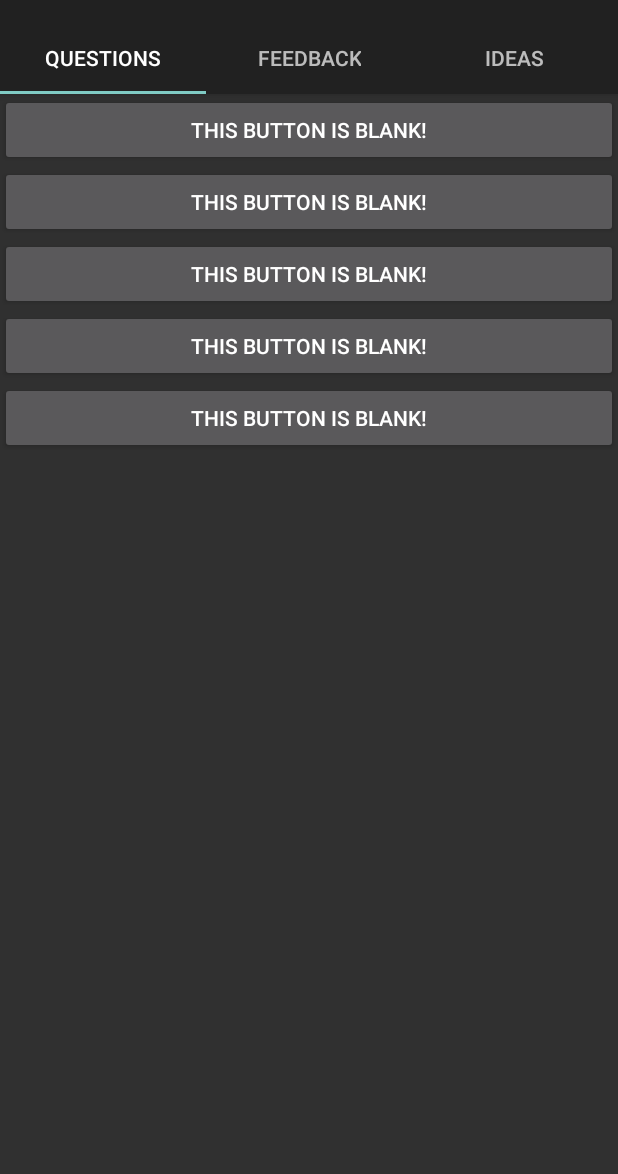
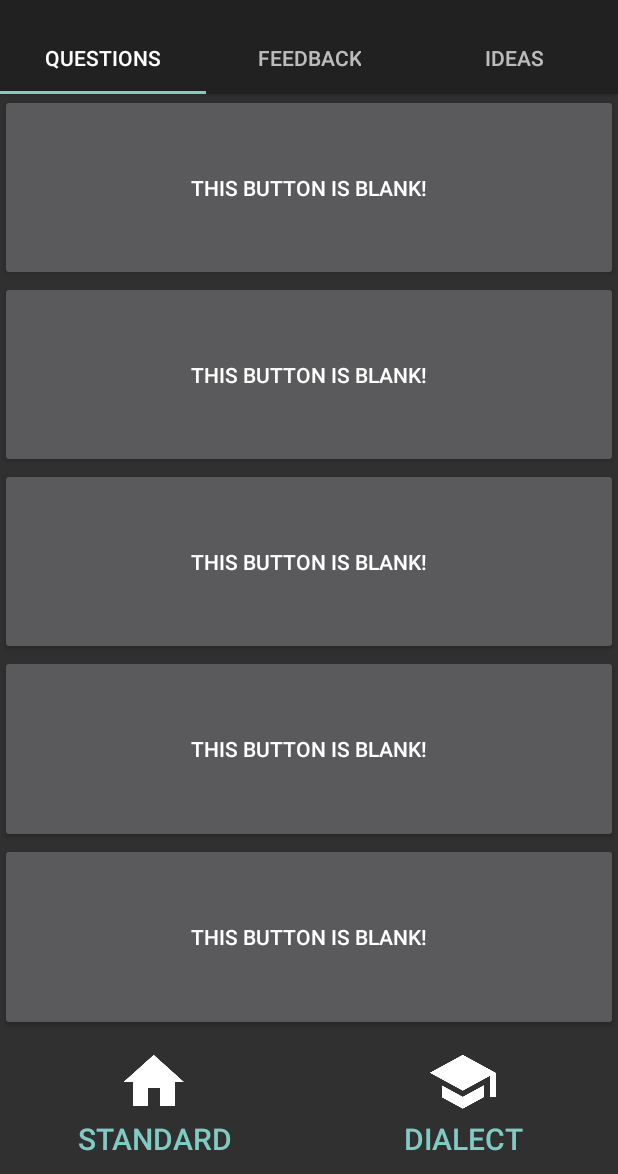
Before and after one commit to andrew-w-sherman/chicowoz, an Android app: the screen it shows after launch (ChiCoWoZ), on a phone screen of 412 x 824 dp, the part 62-1236 px from its top. Run offline under Robolectric (Android 15) with nearby library versions, the phone set to English and light mode, and no system bars; libraries missing offline, so code that uses them is left out: junit.framework.

Commit message:
Layout for random categorical complete, non-functional

```diff
--- a/Rtog/app/src/main/java/com/andrewsh/rtog/CategoryFragment.java
+++ b/Rtog/app/src/main/java/com/andrewsh/rtog/CategoryFragment.java
@@ -20,7 +20,7 @@ public class CategoryFragment extends Fragment {
         LinearLayout linearRoot = (LinearLayout) root;
         LinearLayout.LayoutParams params = new LinearLayout.LayoutParams(
                 ViewGroup.LayoutParams.MATCH_PARENT,
-                ViewGroup.LayoutParams.WRAP_CONTENT);
+                0, 1f);
         String textDef = "THIS BUTTON IS BLANK!";
         for (int i = 0; i < ChiCoWoZ.BUTTONS_PER_PAGE; i++) {
             buttons[i] = new Button(getActivity());
--- a/Rtog/app/src/main/res/layout/activity_chicowoz.xml
+++ b/Rtog/app/src/main/res/layout/activity_chicowoz.xml
@@ -1,4 +1,4 @@
-<android.support.design.widget.CoordinatorLayout
+<RelativeLayout
     xmlns:tools="http://schemas.android.com/tools"
     xmlns:android="http://schemas.android.com/apk/res/android"
     xmlns:app="http://schemas.android.com/apk/res-auto"
@@ -23,9 +23,41 @@
             android:layout_width="match_parent"
             android:layout_height="wrap_content" />
     </android.support.design.widget.AppBarLayout>
-    <android.support.v4.view.ViewPager
-        android:id="@+id/pager"
+    <RelativeLayout
+        android:layout_below="@+id/appbar"
         android:layout_width="match_parent"
         android:layout_height="match_parent"
-        app:layout_behavior="@string/appbar_scrolling_view_behavior" />
-</android.support.design.widget.CoordinatorLayout>
+        app:layout_behavior="@string/appbar_scrolling_view_behavior">
+        <android.support.v4.view.ViewPager
+            android:id="@+id/pager"
+            android:layout_above="@+id/dialect_bar"
+            android:layout_width="match_parent"
+            android:layout_height="match_parent"/>
+        <LinearLayout
+            android:id="@+id/dialect_bar"
+            android:layout_alignParentBottom="true"
+            style="?android:attr/buttonBarStyle"
+            android:orientation="horizontal"
+            android:layout_width="match_parent"
+            android:layout_height="wrap_content">
+            <Button
+                android:id="@+id/standard_button"
+                android:text="@string/standard_text"
+                android:textSize="20sp"
+                android:drawableTop="@drawable/ic_home_white_48dp"
+                style="?android:attr/buttonBarButtonStyle"
+                android:layout_width="0dp"
+                android:layout_weight="1"
+                android:layout_height="match_parent" />
+            <Button
+                android:id="@+id/dialect_button"
+                android:text="@string/dialect_text"
+                android:textSize="20sp"
+                android:drawableTop="@drawable/ic_school_white_48dp"
+                style="?android:attr/buttonBarButtonStyle"
+                android:layout_width="0dp"
+                android:layout_weight="1"
+                android:layout_height="match_parent" />
+        </LinearLayout>
+    </RelativeLayout>
+</RelativeLayout>
```
